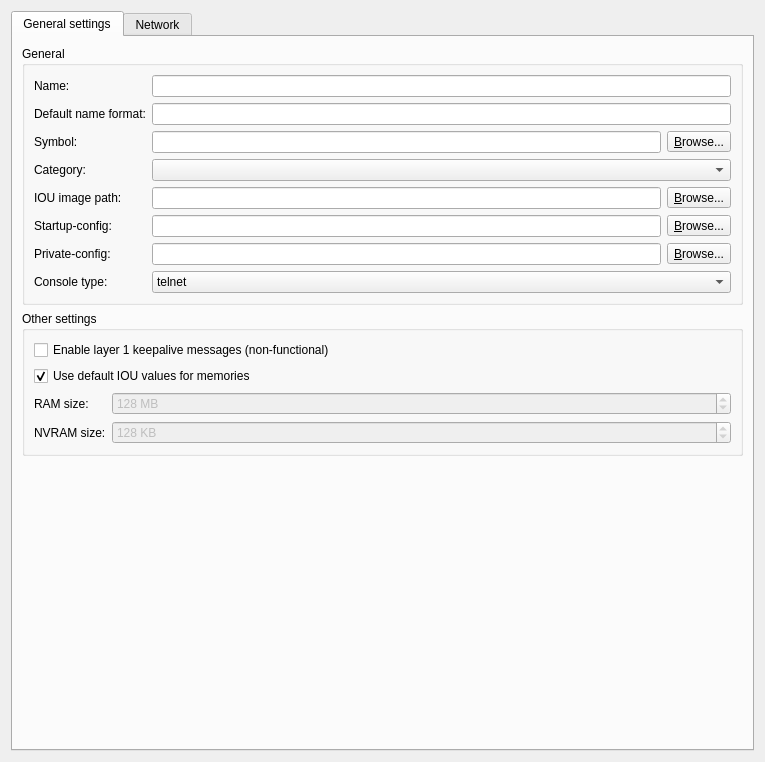
First picture: the form in gns3/modules/iou/ui/iou_device_configuration_page.ui, repository GNS3/gns3-gui, before the edit.
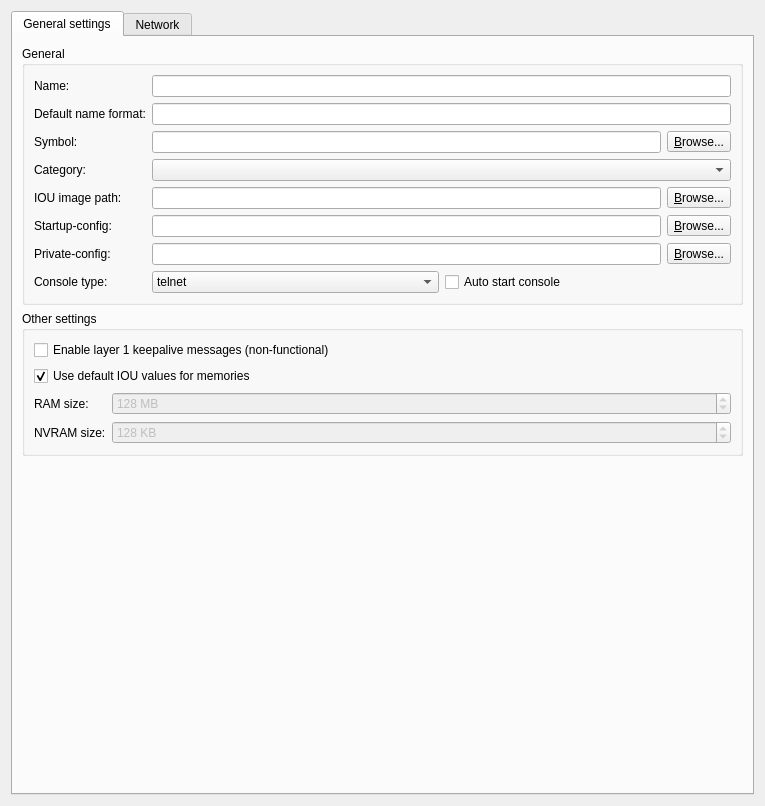
Second picture: the form after the edit.

Commit message: Support for console auto start. Fixes #1910

```diff
--- a/gns3/modules/iou/ui/iou_device_configuration_page.ui
+++ b/gns3/modules/iou/ui/iou_device_configuration_page.ui
@@ -7,7 +7,7 @@
     <x>0</x>
     <y>0</y>
     <width>765</width>
-    <height>762</height>
+    <height>806</height>
    </rect>
   </property>
   <property name="windowTitle">
@@ -33,20 +33,6 @@
           <string>General</string>
          </property>
          <layout class="QGridLayout" name="gridLayout">
-          <item row="7" column="1">
-           <widget class="QComboBox" name="uiConsoleTypeComboBox">
-            <item>
-             <property name="text">
-              <string>telnet</string>
-             </property>
-            </item>
-            <item>
-             <property name="text">
-              <string>none</string>
-             </property>
-            </item>
-           </widget>
-          </item>
           <item row="0" column="0">
            <widget class="QLabel" name="uiNameLabel">
             <property name="text">
@@ -184,6 +170,31 @@
             </property>
            </widget>
           </item>
+          <item row="7" column="1">
+           <layout class="QHBoxLayout" name="horizontalLayout">
+            <item>
+             <widget class="QComboBox" name="uiConsoleTypeComboBox">
+              <item>
+               <property name="text">
+                <string>telnet</string>
+               </property>
+              </item>
+              <item>
+               <property name="text">
+                <string>none</string>
+               </property>
+              </item>
+             </widget>
+            </item>
+            <item>
+             <widget class="QCheckBox" name="uiConsoleAutoStartCheckBox">
+              <property name="text">
+               <string>Auto start console</string>
+              </property>
+             </widget>
+            </item>
+           </layout>
+          </item>
          </layout>
         </widget>
        </item>
```
Left out of the diff: 34 changed lines with no effect on the pictures. The commit also changes 42 other files.
